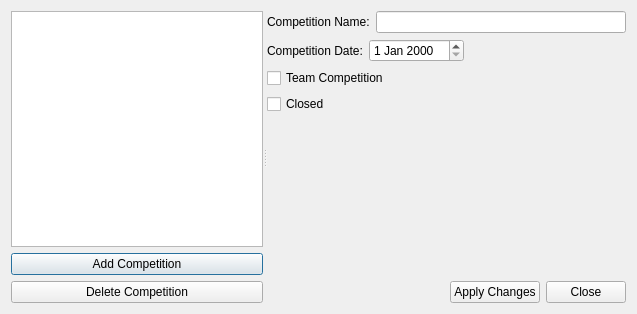
First picture: the form in EditCompetitionsDialog.ui, repository jochumsson/gym-jude, before the edit.
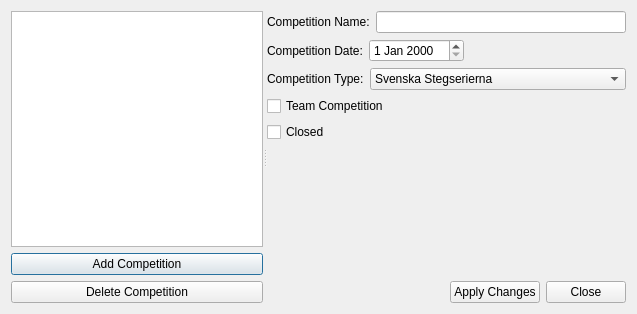
Second picture: the form after the edit.

Commit message: Add competition type to competition_info

The edit to the form file:
```diff
--- a/EditCompetitionsDialog.ui
+++ b/EditCompetitionsDialog.ui
@@ -40,7 +40,7 @@
        </item>
       </layout>
      </widget>
-     <widget class="QWidget" name="layoutWidget_2">
+     <widget class="QWidget" name="">
       <layout class="QVBoxLayout" name="verticalLayout_2">
        <item>
         <layout class="QHBoxLayout" name="horizontalLayout">
@@ -93,6 +93,43 @@
          </item>
         </layout>
        </item>
+       <item>
+        <layout class="QHBoxLayout" name="horizontalLayout_3">
+         <item>
+          <widget class="QLabel" name="label_3">
+           <property name="sizePolicy">
+            <sizepolicy hsizetype="Preferred" vsizetype="Preferred">
+             <horstretch>0</horstretch>
+             <verstretch>0</verstretch>
+            </sizepolicy>
+           </property>
+           <property name="text">
+            <string>Competition Type:</string>
+           </property>
+          </widget>
+         </item>
+         <item>
+          <widget class="QComboBox" name="competitionTypeComboBox">
+           <property name="sizePolicy">
+            <sizepolicy hsizetype="Expanding" vsizetype="Fixed">
+             <horstretch>0</horstretch>
+             <verstretch>0</verstretch>
+            </sizepolicy>
+           </property>
+           <item>
+            <property name="text">
+             <string>Svenska Stegserierna</string>
+            </property>
+           </item>
+           <item>
+            <property name="text">
+             <string>Svenska Pokalenserierna</string>
+            </property>
+           </item>
+          </widget>
+         </item>
+        </layout>
+       </item>
        <item>
         <widget class="QCheckBox" name="teamCompetitionCheckBox">
          <property name="text">
```
The commit also changes 15 other files.
